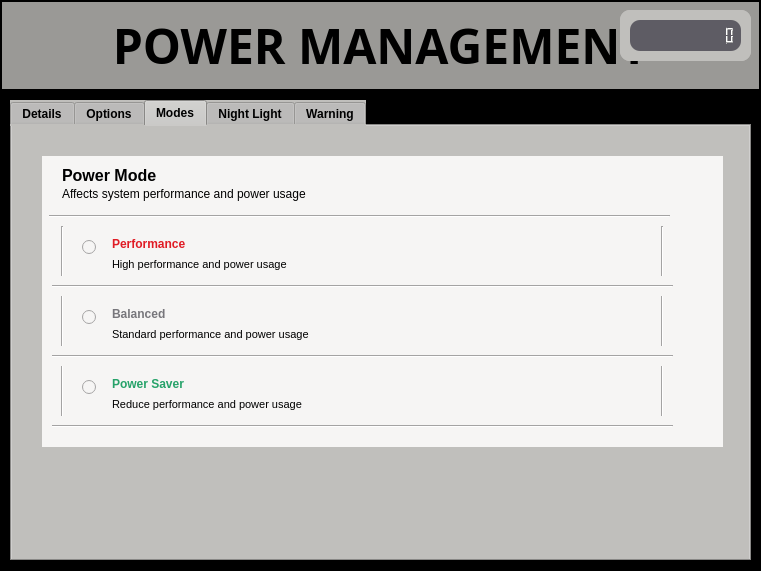
The window that Forms/Main_Form.ui (longITBK/PBL4) describes before a commit, drawn with Qt 5.
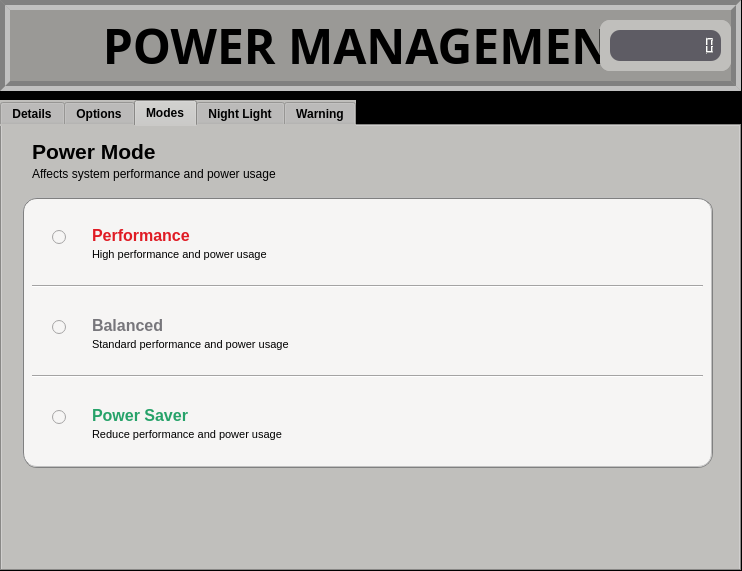
The same window after the commit. The open tabs and pages were chosen to show the change. Icons and pictures are not drawn.

What changed in the file:
```diff
--- a/Forms/Main_Form.ui
+++ b/Forms/Main_Form.ui
@@ -6,7 +6,7 @@
    <rect>
     <x>0</x>
     <y>0</y>
-    <width>761</width>
+    <width>742</width>
     <height>571</height>
    </rect>
   </property>
@@ -113,10 +113,10 @@
    </property>
    <property name="geometry">
     <rect>
-     <x>10</x>
+     <x>0</x>
      <y>100</y>
      <width>741</width>
-     <height>461</height>
+     <height>471</height>
     </rect>
    </property>
    <property name="minimumSize">
@@ -1338,37 +1338,11 @@
     <attribute name="title">
      <string>Modes</string>
     </attribute>
-    <widget class="QFrame" name="frame">
+    <widget class="QLabel" name="label_31">
      <property name="geometry">
       <rect>
        <x>30</x>
-       <y>30</y>
-       <width>681</width>
-       <height>291</height>
-      </rect>
-     </property>
-     <property name="styleSheet">
-      <string notr="true">background-color: rgb(246, 245, 244);
-</string>
-     </property>
-     <widget class="QLabel" name="label_4">
-      <property name="geometry">
-       <rect>
-        <x>20</x>
-        <y>10</y>
-        <width>121</width>
-        <height>17</height>
-       </rect>
-      </property>
-      <property name="text">
-       <string>&lt;html&gt;&lt;head/&gt;&lt;body&gt;&lt;p&gt;&lt;span style=&quot; font-size:12pt; font-weight:600;&quot;&gt;Power Mode&lt;/span&gt;&lt;/p&gt;&lt;/body&gt;&lt;/html&gt;</string>
-      </property>
-     </widget>
-     <widget class="QLabel" name="label_7">
-      <property name="geometry">
-       <rect>
-        <x>20</x>
-        <y>30</y>
+       <y>40</y>
         <width>271</width>
         <height>17</height>
        </rect>
@@ -1377,202 +1351,224 @@
        <string>&lt;html&gt;&lt;head/&gt;&lt;body&gt;&lt;p&gt;&lt;span style=&quot; font-size:9pt;&quot;&gt;Affects system performance and power usage&lt;/span&gt;&lt;/p&gt;&lt;/body&gt;&lt;/html&gt;</string>
       </property>
      </widget>
-     <widget class="Line" name="line_3">
+    <widget class="QLabel" name="label_32">
       <property name="geometry">
        <rect>
-        <x>7</x>
-        <y>50</y>
-        <width>621</width>
-        <height>20</height>
-       </rect>
-      </property>
-      <property name="orientation">
-       <enum>Qt::Horizontal</enum>
-      </property>
-     </widget>
-     <widget class="Line" name="line_4">
-      <property name="geometry">
-       <rect>
-        <x>10</x>
-        <y>70</y>
-        <width>20</width>
-        <height>191</height>
-       </rect>
-      </property>
-      <property name="orientation">
-       <enum>Qt::Vertical</enum>
-      </property>
-     </widget>
-     <widget class="Line" name="line_6">
-      <property name="geometry">
-       <rect>
-        <x>610</x>
-        <y>70</y>
-        <width>20</width>
-        <height>201</height>
-       </rect>
-      </property>
-      <property name="orientation">
-       <enum>Qt::Vertical</enum>
-      </property>
-     </widget>
-     <widget class="Line" name="line_7">
-      <property name="geometry">
-       <rect>
-        <x>10</x>
-        <y>120</y>
-        <width>621</width>
-        <height>20</height>
-       </rect>
-      </property>
-      <property name="orientation">
-       <enum>Qt::Horizontal</enum>
-      </property>
-     </widget>
-     <widget class="Line" name="line_8">
-      <property name="geometry">
-       <rect>
-        <x>10</x>
-        <y>190</y>
-        <width>621</width>
-        <height>20</height>
-       </rect>
-      </property>
-      <property name="orientation">
-       <enum>Qt::Horizontal</enum>
-      </property>
-     </widget>
-     <widget class="Line" name="line_9">
-      <property name="geometry">
-       <rect>
-        <x>10</x>
-        <y>260</y>
-        <width>621</width>
-        <height>20</height>
-       </rect>
-      </property>
-      <property name="orientation">
-       <enum>Qt::Horizontal</enum>
-      </property>
-     </widget>
-     <widget class="QRadioButton" name="radio_performance">
-      <property name="geometry">
-       <rect>
-        <x>40</x>
-        <y>80</y>
-        <width>21</width>
-        <height>23</height>
-       </rect>
-      </property>
+       <x>30</x>
+       <y>10</y>
+       <width>151</width>
+       <height>31</height>
+      </rect>
+     </property>
       <property name="text">
-       <string/>
-      </property>
-     </widget>
-     <widget class="QRadioButton" name="radio_balanced">
-      <property name="geometry">
-       <rect>
-        <x>40</x>
-        <y>150</y>
-        <width>21</width>
-        <height>23</height>
-       </rect>
-      </property>
-      <property name="text">
-       <string/>
-      </property>
-     </widget>
-     <widget class="QRadioButton" name="radio_power_saver">
-      <property name="geometry">
-       <rect>
-        <x>40</x>
-        <y>220</y>
-        <width>21</width>
-        <height>23</height>
-       </rect>
-      </property>
-      <property name="text">
-       <string/>
+      <string>&lt;html&gt;&lt;head/&gt;&lt;body&gt;&lt;p&gt;&lt;span style=&quot; font-size:16pt; font-weight:600;&quot;&gt;Power Mode&lt;/span&gt;&lt;/p&gt;&lt;/body&gt;&lt;/html&gt;</string>
       </property>
      </widget>
      <widget class="QLabel" name="label_8">
       <property name="geometry">
        <rect>
-        <x>70</x>
-        <y>80</y>
+       <x>90</x>
+       <y>100</y>
         <width>111</width>
-        <height>17</height>
-       </rect>
-      </property>
+       <height>16</height>
+      </rect>
+     </property>
+     <property name="styleSheet">
+      <string notr="true">background-color: rgb(246, 245, 244);</string>
+     </property>
       <property name="text">
-       <string>&lt;html&gt;&lt;head/&gt;&lt;body&gt;&lt;p&gt;&lt;span style=&quot; font-weight:600; color:#e01b24;&quot;&gt;Performance&lt;/span&gt;&lt;/p&gt;&lt;/body&gt;&lt;/html&gt;</string>
+      <string>&lt;html&gt;&lt;head/&gt;&lt;body&gt;&lt;p&gt;&lt;span style=&quot; font-size:12pt; font-weight:600; color:#e01b24;&quot;&gt;Performance&lt;/span&gt;&lt;/p&gt;&lt;/body&gt;&lt;/html&gt;</string>
       </property>
      </widget>
      <widget class="QLabel" name="label_9">
       <property name="geometry">
        <rect>
-        <x>70</x>
-        <y>100</y>
+       <x>90</x>
+       <y>120</y>
         <width>191</width>
         <height>17</height>
        </rect>
       </property>
+     <property name="styleSheet">
+      <string notr="true">background-color: rgb(246, 245, 244);</string>
+     </property>
       <property name="text">
        <string>&lt;html&gt;&lt;head/&gt;&lt;body&gt;&lt;p&gt;&lt;span style=&quot; font-size:8pt;&quot;&gt;High performance and power usage&lt;/span&gt;&lt;/p&gt;&lt;/body&gt;&lt;/html&gt;</string>
       </property>
      </widget>
-     <widget class="QLabel" name="label_10">
+    <widget class="QRadioButton" name="radio_performance">
       <property name="geometry">
        <rect>
-        <x>70</x>
-        <y>150</y>
-        <width>121</width>
-        <height>17</height>
-       </rect>
-      </property>
-      <property name="text">
-       <string>&lt;html&gt;&lt;head/&gt;&lt;body&gt;&lt;p&gt;&lt;span style=&quot; font-weight:600; color:#77767b;&quot;&gt;Balanced&lt;/span&gt;&lt;/p&gt;&lt;/body&gt;&lt;/html&gt;</string>
-      </property>
-     </widget>
-     <widget class="QLabel" name="label_11">
-      <property name="geometry">
-       <rect>
-        <x>70</x>
-        <y>170</y>
-        <width>211</width>
-        <height>17</height>
-       </rect>
-      </property>
+       <x>50</x>
+       <y>100</y>
+       <width>21</width>
+       <height>23</height>
+      </rect>
+     </property>
+     <property name="styleSheet">
+      <string notr="true">background-color: rgb(246, 245, 244);</string>
+     </property>
       <property name="text">
-       <string>&lt;html&gt;&lt;head/&gt;&lt;body&gt;&lt;p&gt;&lt;span style=&quot; font-size:8pt;&quot;&gt;Standard performance and power usage&lt;/span&gt;&lt;/p&gt;&lt;/body&gt;&lt;/html&gt;</string>
-      </property>
-     </widget>
-     <widget class="QLabel" name="label_12">
-      <property name="geometry">
-       <rect>
-        <x>70</x>
-        <y>220</y>
-        <width>111</width>
-        <height>17</height>
-       </rect>
-      </property>
-      <property name="text">
-       <string>&lt;html&gt;&lt;head/&gt;&lt;body&gt;&lt;p&gt;&lt;span style=&quot; font-weight:600; color:#26a269;&quot;&gt;Power Saver&lt;/span&gt;&lt;/p&gt;&lt;/body&gt;&lt;/html&gt;</string>
+      <string/>
       </property>
      </widget>
      <widget class="QLabel" name="label_13">
       <property name="geometry">
        <rect>
-        <x>70</x>
-        <y>240</y>
+       <x>90</x>
+       <y>300</y>
         <width>191</width>
         <height>17</height>
        </rect>
       </property>
+     <property name="styleSheet">
+      <string notr="true">background-color: rgb(246, 245, 244);</string>
+     </property>
       <property name="text">
        <string>&lt;html&gt;&lt;head/&gt;&lt;body&gt;&lt;p&gt;&lt;span style=&quot; font-size:8pt;&quot;&gt;Reduce performance and power usage&lt;/span&gt;&lt;/p&gt;&lt;/body&gt;&lt;/html&gt;</string>
       </property>
      </widget>
+    <widget class="QLabel" name="label_12">
+     <property name="geometry">
+      <rect>
+       <x>90</x>
+       <y>280</y>
+       <width>111</width>
+       <height>17</height>
+      </rect>
+     </property>
+     <property name="styleSheet">
+      <string notr="true">background-color: rgb(246, 245, 244);</string>
+     </property>
+     <property name="text">
+      <string>&lt;html&gt;&lt;head/&gt;&lt;body&gt;&lt;p&gt;&lt;span style=&quot; font-size:12pt; font-weight:600; color:#26a269;&quot;&gt;Power Saver&lt;/span&gt;&lt;/p&gt;&lt;/body&gt;&lt;/html&gt;</string>
+     </property>
     </widget>
+    <widget class="QRadioButton" name="radio_power_saver">
+     <property name="geometry">
+      <rect>
+       <x>50</x>
+       <y>280</y>
+       <width>21</width>
+       <height>23</height>
+      </rect>
+     </property>
+     <property name="styleSheet">
+      <string notr="true">background-color: rgb(246, 245, 244);</string>
+     </property>
+     <property name="text">
+      <string/>
+     </property>
+    </widget>
+    <widget class="QLabel" name="label_11">
+     <property name="geometry">
+      <rect>
+       <x>90</x>
+       <y>210</y>
+       <width>211</width>
+       <height>17</height>
+      </rect>
+     </property>
+     <property name="styleSheet">
+      <string notr="true">background-color: rgb(246, 245, 244);</string>
+     </property>
+     <property name="text">
+      <string>&lt;html&gt;&lt;head/&gt;&lt;body&gt;&lt;p&gt;&lt;span style=&quot; font-size:8pt;&quot;&gt;Standard performance and power usage&lt;/span&gt;&lt;/p&gt;&lt;/body&gt;&lt;/html&gt;</string>
+     </property>
+    </widget>
+    <widget class="QLabel" name="label_10">
+     <property name="geometry">
+      <rect>
+       <x>90</x>
+       <y>190</y>
+       <width>121</width>
+       <height>17</height>
+      </rect>
+     </property>
+     <property name="styleSheet">
+      <string notr="true">background-color: rgb(246, 245, 244);</string>
+     </property>
+     <property name="text">
+      <string>&lt;html&gt;&lt;head/&gt;&lt;body&gt;&lt;p&gt;&lt;span style=&quot; font-size:12pt; font-weight:600; color:#77767b;&quot;&gt;Balanced&lt;/span&gt;&lt;/p&gt;&lt;/body&gt;&lt;/html&gt;</string>
+     </property>
+    </widget>
+    <widget class="QRadioButton" name="radio_balanced">
+     <property name="geometry">
+      <rect>
+       <x>50</x>
+       <y>190</y>
+       <width>21</width>
+       <height>23</height>
+      </rect>
+     </property>
+     <property name="styleSheet">
+      <string notr="true">background-color: rgb(246, 245, 244);</string>
+     </property>
+     <property name="text">
+      <string/>
+     </property>
+    </widget>
+    <widget class="QListView" name="listView_3">
+     <property name="geometry">
+      <rect>
+       <x>20</x>
+       <y>71</y>
+       <width>691</width>
+       <height>271</height>
+      </rect>
+     </property>
+     <property name="styleSheet">
+      <string notr="true">background-color: rgb(246, 245, 244);
+border: 2px ridge grey;
+border-radius: 15px;</string>
+     </property>
+    </widget>
+    <widget class="Line" name="line_10">
+     <property name="geometry">
+      <rect>
+       <x>30</x>
+       <y>150</y>
+       <width>671</width>
+       <height>20</height>
+      </rect>
+     </property>
+     <property name="styleSheet">
+      <string notr="true">background-color: rgb(246, 245, 244);</string>
+     </property>
+     <property name="orientation">
+      <enum>Qt::Horizontal</enum>
+     </property>
+    </widget>
+    <widget class="Line" name="line_11">
+     <property name="geometry">
+      <rect>
+       <x>30</x>
+       <y>240</y>
+       <width>671</width>
+       <height>20</height>
+      </rect>
+     </property>
+     <property name="styleSheet">
+      <string notr="true">background-color: rgb(246, 245, 244);</string>
+     </property>
+     <property name="orientation">
+      <enum>Qt::Horizontal</enum>
+     </property>
+    </widget>
+    <zorder>label_31</zorder>
+    <zorder>label_32</zorder>
+    <zorder>listView_3</zorder>
+    <zorder>label_8</zorder>
+    <zorder>radio_performance</zorder>
+    <zorder>label_9</zorder>
+    <zorder>radio_balanced</zorder>
+    <zorder>label_10</zorder>
+    <zorder>label_11</zorder>
+    <zorder>radio_power_saver</zorder>
+    <zorder>label_12</zorder>
+    <zorder>label_13</zorder>
+    <zorder>line_10</zorder>
+    <zorder>line_11</zorder>
    </widget>
    <widget class="QWidget" name="Night_Light">
     <attribute name="title">
@@ -2263,7 +2259,7 @@
     <rect>
      <x>0</x>
      <y>0</y>
-     <width>761</width>
+     <width>741</width>
      <height>91</height>
     </rect>
    </property>
@@ -2303,7 +2299,8 @@
    </property>
    <property name="styleSheet">
     <string notr="true">font: 75 40pt &quot;Ubuntu Mono&quot;;
-background-color: rgb(154, 153, 150);</string>
+background-color: rgb(154, 153, 150);
+border: 10px groove grey;</string>
    </property>
    <property name="frameShape">
     <enum>QFrame::WinPanel</enum>
@@ -2336,8 +2333,8 @@
   <widget class="QScrollArea" name="scrollArea">
    <property name="geometry">
     <rect>
-     <x>620</x>
-     <y>10</y>
+     <x>600</x>
+     <y>20</y>
      <width>131</width>
      <height>51</height>
     </rect>
```
Left out of the diff: 1046 changed lines with no effect on the pictures. Lines whose indentation alone changed are shown as unchanged.
